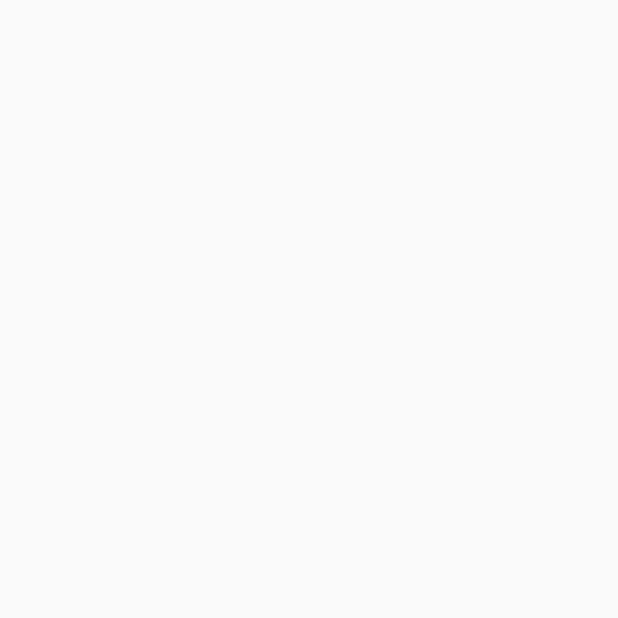
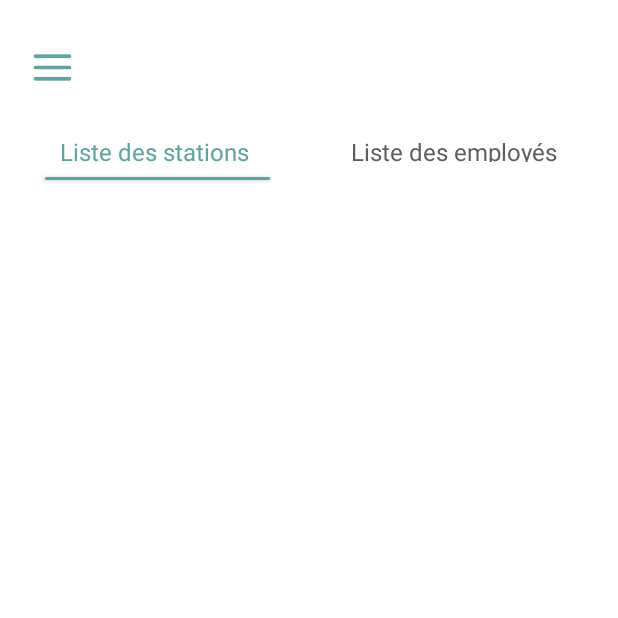
Before and after one commit to nouhelion/Transport_Employee, an Android app: the liste_stations_driver screen opened directly, with no data from a screen before it, on a phone screen of 412 x 824 dp, the top half of it. Before the commit the part shown is empty. Run offline under Robolectric (Android 15) with nearby library versions, the phone set to English and light mode, and no system bars.

Commit message:
driver detaille trajet

```diff
--- a/app/src/main/res/layout/activity_liste_employes_driver.xml
+++ b/app/src/main/res/layout/activity_liste_employes_driver.xml
@@ -4,6 +4,7 @@
     xmlns:tools="http://schemas.android.com/tools"
     android:layout_width="match_parent"
     android:layout_height="match_parent"
+    android:background="@color/white"
     tools:context=".liste_employes_driver">
 
 </androidx.constraintlayout.widget.ConstraintLayout>
--- a/app/src/main/res/layout/activity_liste_stations_driver.xml
+++ b/app/src/main/res/layout/activity_liste_stations_driver.xml
@@ -4,6 +4,56 @@
     xmlns:tools="http://schemas.android.com/tools"
     android:layout_width="match_parent"
     android:layout_height="match_parent"
+    android:background="@color/white"
     tools:context=".liste_stations_driver">
 
+    <ImageView
+        android:id="@+id/menu"
+        android:layout_width="30dp"
+        android:layout_height="50dp"
+        android:layout_marginTop="20dp"
+        android:layout_marginStart="20dp"
+        android:contentDescription="@string/menu"
+        android:src="@drawable/menu"
+        app:layout_constraintStart_toStartOf="parent"
+        app:layout_constraintTop_toTopOf="parent"
+        tools:ignore="ImageContrastCheck" />
+
+    <TextView
+        android:id="@+id/liste_des_s"
+        android:layout_width="140dp"
+        android:layout_height="18dp"
+        android:layout_marginStart="40dp"
+        android:layout_marginTop="20dp"
+        android:text="@string/liste_des_s"
+        android:textAppearance="@style/trajet_en_c"
+        app:layout_constraintStart_toStartOf="parent"
+        app:layout_constraintTop_toBottomOf="@+id/menu" />
+
+
+    <Button
+        android:id="@+id/bar"
+        android:layout_width="150dp"
+        android:layout_height="2dp"
+        android:layout_marginTop="10dp"
+        android:layout_marginStart="30dp"
+        android:background="@drawable/line"
+        app:layout_constraintStart_toStartOf="parent"
+        app:layout_constraintTop_toBottomOf="@+id/liste_des_s"
+        tools:ignore="SpeakableTextPresentCheck,TouchTargetSizeCheck" />
+    <TextView
+        android:id="@+id/liste_des_e"
+        android:layout_width="160dp"
+        android:layout_height="18dp"
+        android:layout_marginTop="20dp"
+        android:layout_marginEnd="30dp"
+        android:text="@string/liste_des_e"
+        android:gravity="center"
+        android:textAppearance="@style/historique_"
+        app:layout_constraintEnd_toEndOf="parent"
+        app:layout_constraintTop_toBottomOf="@+id/menu"
+        tools:ignore="TextContrastCheck" />
+
+
+
 </androidx.constraintlayout.widget.ConstraintLayout>
--- a/app/src/main/res/values/strings.xml
+++ b/app/src/main/res/values/strings.xml
@@ -31,5 +31,8 @@
     <string name="valuation_d">Évaluation du service</string>
     <string name="liste_des_s">Liste des stations</string>
     <string name="ajouter_un_">Ajouter un retard du trajet</string>
+    <string name="liste_des_s">Liste des stations</string>
+    <string name="liste_des_e">Liste des employés</string>
+
 
 </resources>
```
